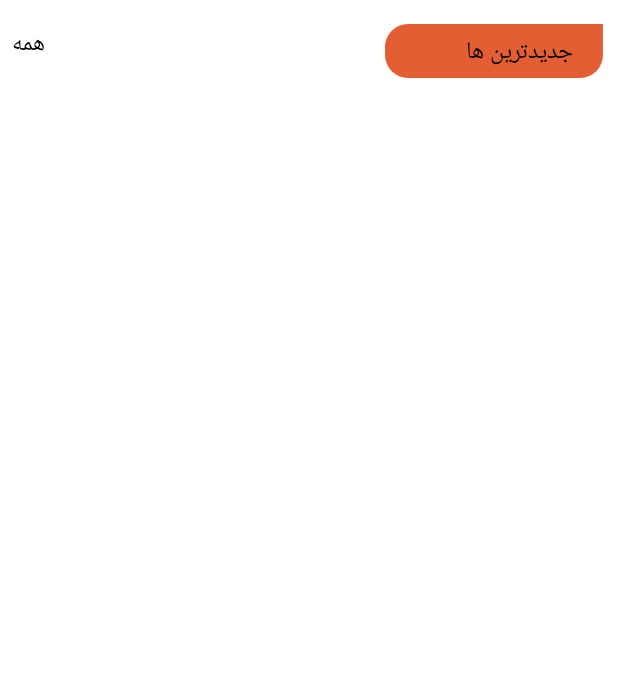
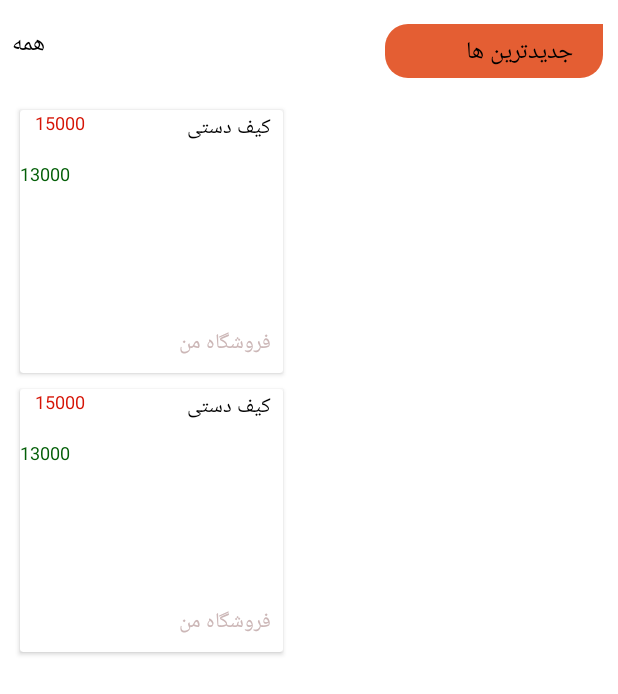
Before and after one commit to nilo-developer/tmp, an Android app: the layout product_view.xml on its own in the app's theme, with its tools: preview values and no code run, on a phone screen of 412 x 824 dp. Shown: the top 694 px of the screen. Run offline under Robolectric (Android 15) with nearby library versions, the phone set to English and light mode, and no system bars.

Commit message:
two commit

```diff
--- /dev/null
+++ b/app/src/main/java/com/example/myapplication/view/customview/CustomTextView.kt
@@ -0,0 +1,26 @@
+package com.example.myapplication.view.customview
+
+import android.content.Context
+import android.text.SpannableString
+import android.text.Spanned
+import android.text.style.StrikethroughSpan
+import android.util.AttributeSet
+import androidx.appcompat.widget.AppCompatTextView
+import java.util.jar.Attributes
+
+class CustomTextView(context: Context , attributes: AttributeSet) : AppCompatTextView(context,attributes) {
+    init {
+        textSize = 12f
+    }
+
+    fun setCustomText(value:String){
+        text = value
+        drawline()
+    }
+
+  private  fun drawline(){
+        val span = SpannableString(text)
+        span.setSpan(StrikethroughSpan(),0,text.length,Spanned.SPAN_MARK_MARK)
+        text = span
+    }
+}
--- /dev/null
+++ b/app/src/main/res/drawable-v24/back_title_product_view.xml
@@ -0,0 +1,8 @@
+<?xml version="1.0" encoding="utf-8"?>
+<shape xmlns:android="http://schemas.android.com/apk/res/android">
+    <solid android:color="#E45E33" />
+    <corners
+        android:bottomLeftRadius="15dp"
+        android:bottomRightRadius="15dp"
+        android:topLeftRadius="15dp"/>
+</shape>
--- /dev/null
+++ b/app/src/main/res/layout/item_recycler_product_view.xml
@@ -0,0 +1,86 @@
+<?xml version="1.0" encoding="utf-8"?>
+<androidx.cardview.widget.CardView
+    xmlns:android="http://schemas.android.com/apk/res/android"
+    xmlns:app="http://schemas.android.com/apk/res-auto"
+    xmlns:tools="http://schemas.android.com/tools"
+    android:orientation="vertical"
+    android:layout_width="175dp"
+    android:layout_margin="5dp"
+    android:layout_height="175dp">
+
+    <androidx.constraintlayout.widget.ConstraintLayout
+        android:id="@+id/const_recycle_product_view"
+        android:layout_width="match_parent"
+        android:layout_height="match_parent">
+
+        <androidx.appcompat.widget.AppCompatImageView
+            android:id="@+id/img_recycle_product_view"
+            android:layout_width="0dp"
+            android:layout_height="100dp"
+            app:layout_constraintEnd_toEndOf="parent"
+            app:layout_constraintStart_toStartOf="parent"
+            app:layout_constraintTop_toTopOf="parent"
+            tools:ignore="MissingConstraints" />
+
+        <androidx.appcompat.widget.AppCompatTextView
+            android:id="@+id/txt_title_recycle_product_view"
+            android:layout_width="wrap_content"
+            android:layout_height="wrap_content"
+            android:layout_marginEnd="8dp"
+            android:textColor="@color/black"
+            android:textSize="14sp"
+            app:layout_constraintEnd_toEndOf="parent"
+            tools:ignore="MissingConstraints"
+            tools:layout_editor_absoluteY="116dp"
+            tools:text="کیف دستی" />
+
+        <com.example.myapplication.view.customview.CustomTextView
+            android:id="@+id/customTextView_discount"
+            android:layout_width="42dp"
+            android:layout_height="24dp"
+            android:layout_margin="10dp"
+            android:layout_marginStart="8dp"
+            android:textColor="#D61406"
+            android:textSize="12sp"
+            app:layout_constraintEnd_toStartOf="@+id/textView4"
+            app:layout_constraintHorizontal_bias="0.0"
+            app:layout_constraintStart_toStartOf="parent"
+            tools:ignore="HardcodedText,MissingConstraints"
+            tools:layout_editor_absoluteY="115dp"
+            tools:text="15000" />
+        <androidx.appcompat.widget.AppCompatTextView
+            android:id="@+id/txt_price_recycle_product_view"
+            android:layout_width="40dp"
+            android:layout_height="21dp"
+            android:layout_margin="10dp"
+            android:layout_marginTop="8dp"
+            android:text="13000"
+            android:textColor="#035E07"
+            android:textSize="12sp"
+            app:layout_constraintTop_toBottomOf="@+id/customTextView_discount"
+            tools:ignore="HardcodedText,MissingConstraints,UnknownId"
+            tools:layout_editor_absoluteX="10dp" />
+
+        <androidx.appcompat.widget.AppCompatTextView
+            android:id="@+id/textView4"
+            android:layout_width="wrap_content"
+            android:layout_height="wrap_content"
+            android:layout_marginStart="8dp"
+            android:layout_marginTop="8dp"
+            android:layout_marginEnd="8dp"
+            android:layout_marginBottom="8dp"
+            android:text="فروشگاه من"
+            android:textColor="#CCB7B7"
+            app:layout_constraintBottom_toBottomOf="parent"
+            app:layout_constraintEnd_toEndOf="parent"
+            app:layout_constraintHorizontal_bias="1.0"
+            app:layout_constraintStart_toEndOf="@+id/textView2"
+            app:layout_constraintTop_toBottomOf="@+id/textView"
+            app:layout_constraintVertical_bias="0.0"
+            tools:ignore="HardcodedText,UnknownId" />
+
+    </androidx.constraintlayout.widget.ConstraintLayout>
+
+
+
+</androidx.cardview.widget.CardView>
--- a/app/src/main/res/layout/product_view.xml
+++ b/app/src/main/res/layout/product_view.xml
@@ -6,10 +6,12 @@
     android:layout_height="wrap_content">
 
     <androidx.recyclerview.widget.RecyclerView
+        tools:listitem="@layout/item_recycler_product_view"
+        tools:itemCount="2"
         android:layout_below="@id/txt_product_title"
         android:id="@+id/recycler_product"
         android:layout_width="match_parent"
-        android:layout_height="200dp"
+        android:layout_height="wrap_content"
         android:layout_marginTop="16dp"
         android:layout_marginEnd="8dp"
         android:layout_marginStart="8dp"
```
Also changed, not shown: app/src/main/java/com/example/myapplication/adapter/RecyclerItemProductAdapter.kt (added, +62 -0 lines), app/src/main/java/com/example/myapplication/dataClass/DataProduct.kt (added, +11 -0 lines), app/src/main/java/com/example/myapplication/test/DataTest.kt (added, +24 -0 lines), app/src/main/java/com/example/myapplication/utility/PicassoUtility.kt (added, +24 -0 lines), app/src/main/res/drawable-v24/ic__26578_load_loading_spinner_icon.xml (added, +9 -0 lines), app/src/main/res/drawable-v24/ic__99045_sign_error_icon.xml (added, +18 -0 lines), app/src/main/res/layout/fragment_home.xml (+10 -3 lines).
